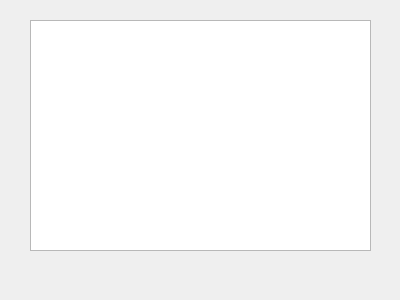
Qt form receivemsg.ui (shuzibanshou/woniu) before a commit.
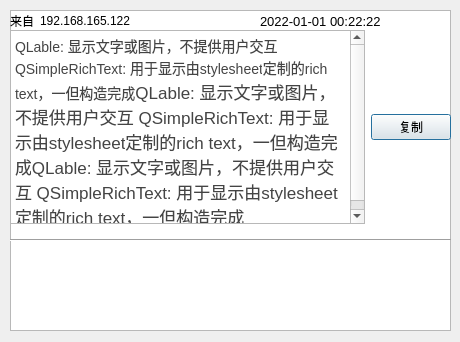
The same form after that commit.

The edit to the form file:
```diff
--- a/receivemsg.ui
+++ b/receivemsg.ui
@@ -6,8 +6,8 @@
    <rect>
     <x>0</x>
     <y>0</y>
-    <width>400</width>
-    <height>300</height>
+    <width>460</width>
+    <height>342</height>
    </rect>
   </property>
   <property name="windowTitle">
@@ -16,12 +16,142 @@
   <widget class="QListView" name="receiveMsgLog">
    <property name="geometry">
     <rect>
-     <x>30</x>
-     <y>20</y>
-     <width>341</width>
-     <height>231</height>
+     <x>10</x>
+     <y>10</y>
+     <width>441</width>
+     <height>321</height>
     </rect>
    </property>
+   <property name="autoFillBackground">
+    <bool>true</bool>
+   </property>
+  </widget>
+  <widget class="Line" name="line">
+   <property name="geometry">
+    <rect>
+     <x>10</x>
+     <y>230</y>
+     <width>441</width>
+     <height>20</height>
+    </rect>
+   </property>
+   <property name="orientation">
+    <enum>Qt::Horizontal</enum>
+   </property>
+  </widget>
+  <widget class="QWidget" name="">
+   <property name="geometry">
+    <rect>
+     <x>10</x>
+     <y>10</y>
+     <width>371</width>
+     <height>22</height>
+    </rect>
+   </property>
+   <layout class="QHBoxLayout" name="horizontalLayout">
+    <item>
+     <widget class="QLabel" name="label">
+      <property name="text">
+       <string>来自</string>
+      </property>
+     </widget>
+    </item>
+    <item>
+     <widget class="QLabel" name="fromIP">
+      <property name="text">
+       <string>192.168.165.122</string>
+      </property>
+     </widget>
+    </item>
+    <item>
+     <spacer name="horizontalSpacer">
+      <property name="orientation">
+       <enum>Qt::Horizontal</enum>
+      </property>
+      <property name="sizeHint" stdset="0">
+       <size>
+        <width>40</width>
+        <height>20</height>
+       </size>
+      </property>
+     </spacer>
+    </item>
+    <item>
+     <widget class="QLabel" name="timestamp">
+      <property name="font">
+       <font>
+        <pointsize>10</pointsize>
+       </font>
+      </property>
+      <property name="text">
+       <string>2022-01-01 00:22:22</string>
+      </property>
+     </widget>
+    </item>
+   </layout>
+  </widget>
+  <widget class="QWidget" name="">
+   <property name="geometry">
+    <rect>
+     <x>10</x>
+     <y>30</y>
+     <width>441</width>
+     <height>194</height>
+    </rect>
+   </property>
+   <layout class="QHBoxLayout" name="horizontalLayout_2">
+    <item>
+     <widget class="QTextBrowser" name="msgContent">
+      <property name="html">
+       <string>&lt;!DOCTYPE HTML PUBLIC &quot;-//W3C//DTD HTML 4.0//EN&quot; &quot;http://www.w3.org/TR/REC-html40/strict.dtd&quot;&gt;
+&lt;html&gt;&lt;head&gt;&lt;meta name=&quot;qrichtext&quot; content=&quot;1&quot; /&gt;&lt;meta charset=&quot;utf-8&quot; /&gt;&lt;style type=&quot;text/css&quot;&gt;
+p, li { white-space: pre-wrap; }
+&lt;/style&gt;&lt;/head&gt;&lt;body style=&quot; font-family:'.AppleSystemUIFont'; font-size:13pt; font-weight:400; font-style:normal;&quot;&gt;
+&lt;p style=&quot; margin-top:0px; margin-bottom:0px; margin-left:0px; margin-right:0px; -qt-block-indent:0; text-indent:0px;&quot;&gt;&lt;span style=&quot; font-family:'Microsoft Yahei'; font-size:14px; color:#444444; background-color:#ffffff;&quot;&gt;QLable: 显示文字或图片，不提供用户交互 QSimpleRichText: 用于显示由stylesheet定制的rich text，一但构造完成&lt;/span&gt;&lt;span style=&quot; font-family:'Microsoft Yahei'; color:#444444; background-color:#ffffff;&quot;&gt;QLable: 显示文字或图片，不提供用户交互 QSimpleRichText: 用于显示由stylesheet定制的rich text，一但构造完成QLable: 显示文字或图片，不提供用户交互 QSimpleRichText: 用于显示由stylesheet定制的rich text，一但构造完成&lt;/span&gt;&lt;/p&gt;&lt;/body&gt;&lt;/html&gt;</string>
+      </property>
+     </widget>
+    </item>
+    <item>
+     <layout class="QVBoxLayout" name="verticalLayout">
+      <item>
+       <spacer name="verticalSpacer">
+        <property name="orientation">
+         <enum>Qt::Vertical</enum>
+        </property>
+        <property name="sizeHint" stdset="0">
+         <size>
+          <width>20</width>
+          <height>40</height>
+         </size>
+        </property>
+       </spacer>
+      </item>
+      <item>
+       <widget class="QPushButton" name="copyMsg">
+        <property name="layoutDirection">
+         <enum>Qt::LeftToRight</enum>
+        </property>
+        <property name="text">
+         <string>复制</string>
+        </property>
+       </widget>
+      </item>
+      <item>
+       <spacer name="verticalSpacer_2">
+        <property name="orientation">
+         <enum>Qt::Vertical</enum>
+        </property>
+        <property name="sizeHint" stdset="0">
+         <size>
+          <width>20</width>
+          <height>40</height>
+         </size>
+        </property>
+       </spacer>
+      </item>
+     </layout>
+    </item>
+   </layout>
   </widget>
  </widget>
  <resources/>
```
